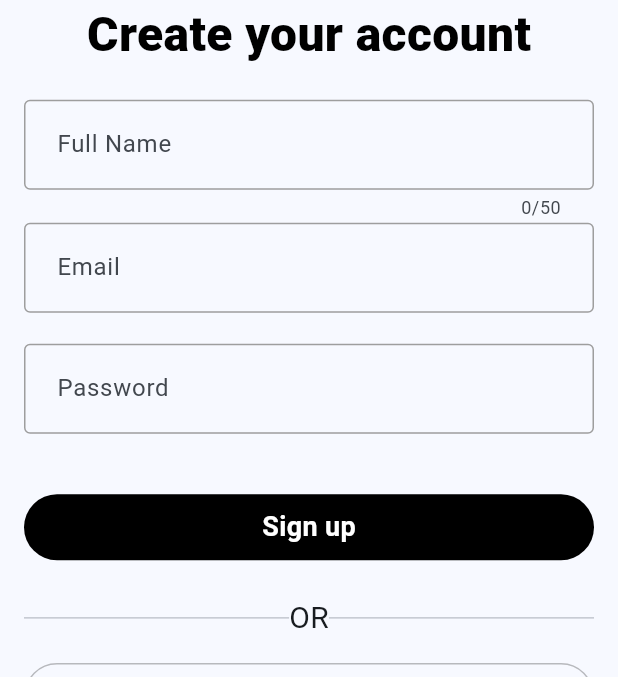
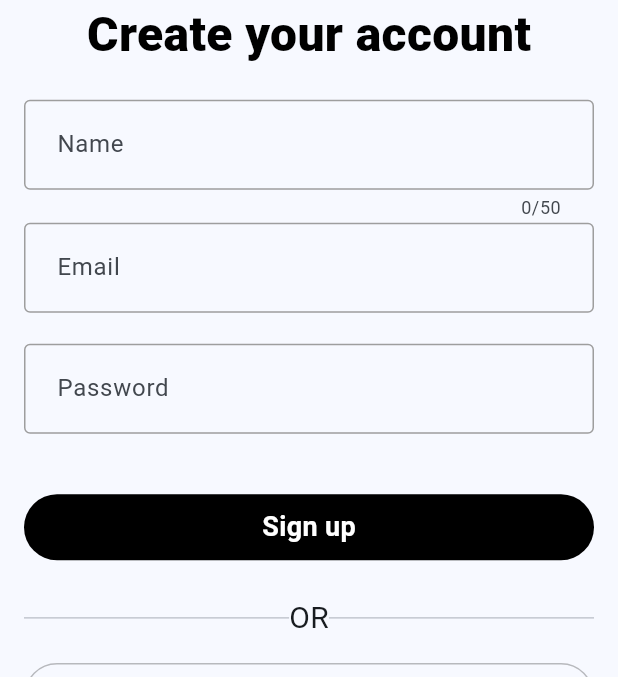
Before and after one commit to Twitter-Clone-Project/Flutter, a Flutter app: the SignUp screen opened directly, on a phone screen of 412 x 824 dp, the part 175-852 px from its top. Run offline on Flutter 3.47's test engine with Material 2 defaults, Android fonts, the phone set to English and light mode, and no system bars; our stand-ins replace flutter_svg, fpdart, google_fonts, image_picker.

Commit message:
Update lib/features/auth/view/signup_view.dart
Co-authored-by: Moustafa <123744354+mou-code@users.noreply.github.com>

```diff
--- a/lib/features/auth/view/signup_view.dart
+++ b/lib/features/auth/view/signup_view.dart
@@ -36,7 +36,7 @@ class _SignUpState extends State<SignUp> {
                   color: Color.fromARGB(255, 0, 0, 0),
                 ),
                 SizedBox(height:0.025 * MediaQuery.of(context).size.height),
-                const AuthField(labelText: "Full Name",maxLength: 50),
+                const AuthField(labelText: "Name",maxLength: 50),
                 SizedBox(height: 0.0025 * MediaQuery.of(context).size.height),
                 const AuthField(labelText: "Email"),
                 SizedBox(height: 0.025 * MediaQuery.of(context).size.height),
```
